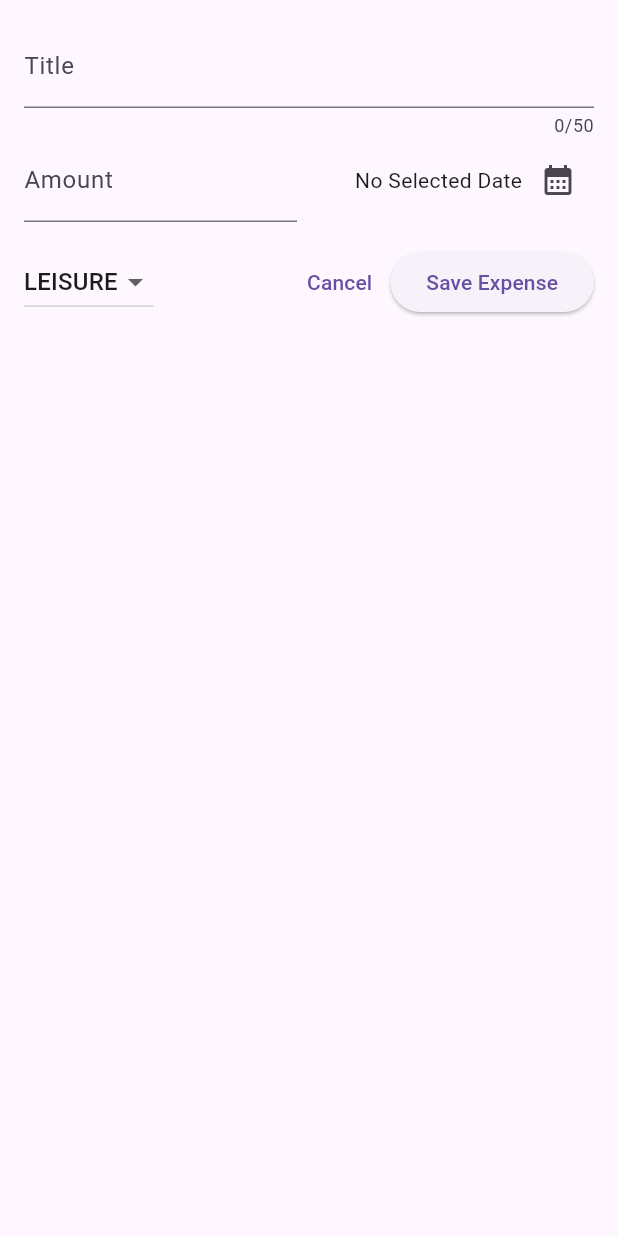
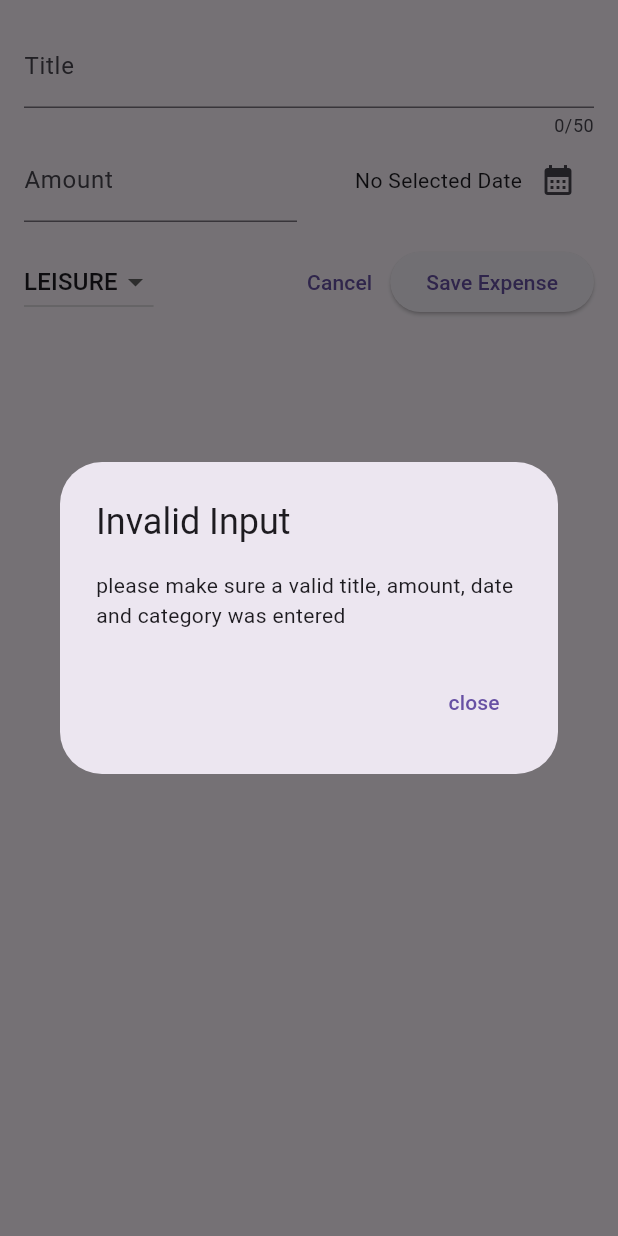
Before and after one commit to cdivyansh123/expense_tracker_app_flutter, a Flutter app: the NewExpense widget shown alone on an empty page, opened directly, after a tap on "Save Expense", on a phone screen of 412 x 824 dp. Run offline on Flutter 3.47's test engine with Material 2 defaults, Android fonts, the phone set to English and light mode, and no system bars.

Commit message:
Third Commit

```diff
--- a/lib/widgets/new_expense.dart
+++ b/lib/widgets/new_expense.dart
@@ -28,6 +28,24 @@
     setState(() {
       _selectedDate = pickedDate;
     });
+  }
+
+  void _submitExpenseData(){
+    final enteredAmount=double.tryParse(_amountController.text);
+    final amountIsInvalid=enteredAmount==null || enteredAmount<=0;
+
+    if(_titleController.text.trim().isEmpty || amountIsInvalid || _selectedDate==null){
+      showDialog(context: context, builder: (ctx)=>AlertDialog(
+        title: Text("Invalid Input"),
+        content: Text("please make sure a valid title, amount, date and category was entered"),
+        actions: [
+          TextButton(onPressed: (){
+            Navigator.pop(ctx);
+          }, child: Text("close"))
+        ],
+      ));
+      return;
+    }
   }
 
   @override
@@ -113,11 +131,7 @@
                   },
                   child: Text("Cancel")),
               ElevatedButton(
-                  onPressed: () {
-                    //todo
-                    print(_titleController.text);
-                    print(_amountController.text);
-                  },
+                  onPressed: _submitExpenseData,
                   child: Text("Save Expense"))
             ],
           )
```
Also changed, not shown: lib/widgets/expenses.dart (+9 -6 lines).
